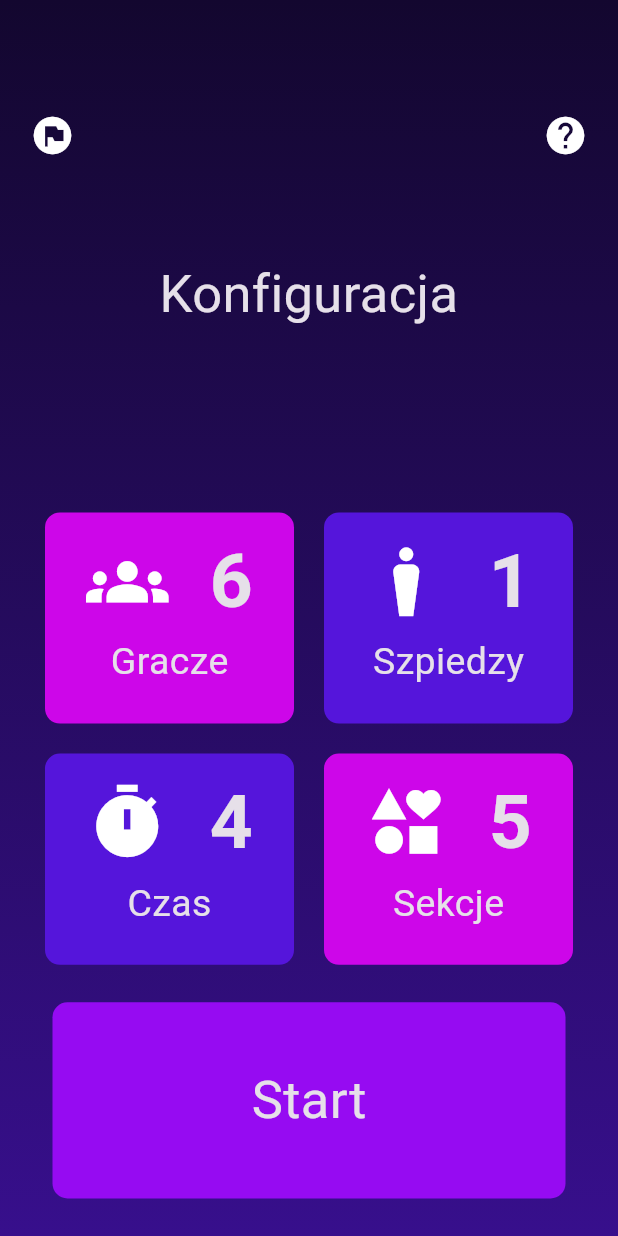
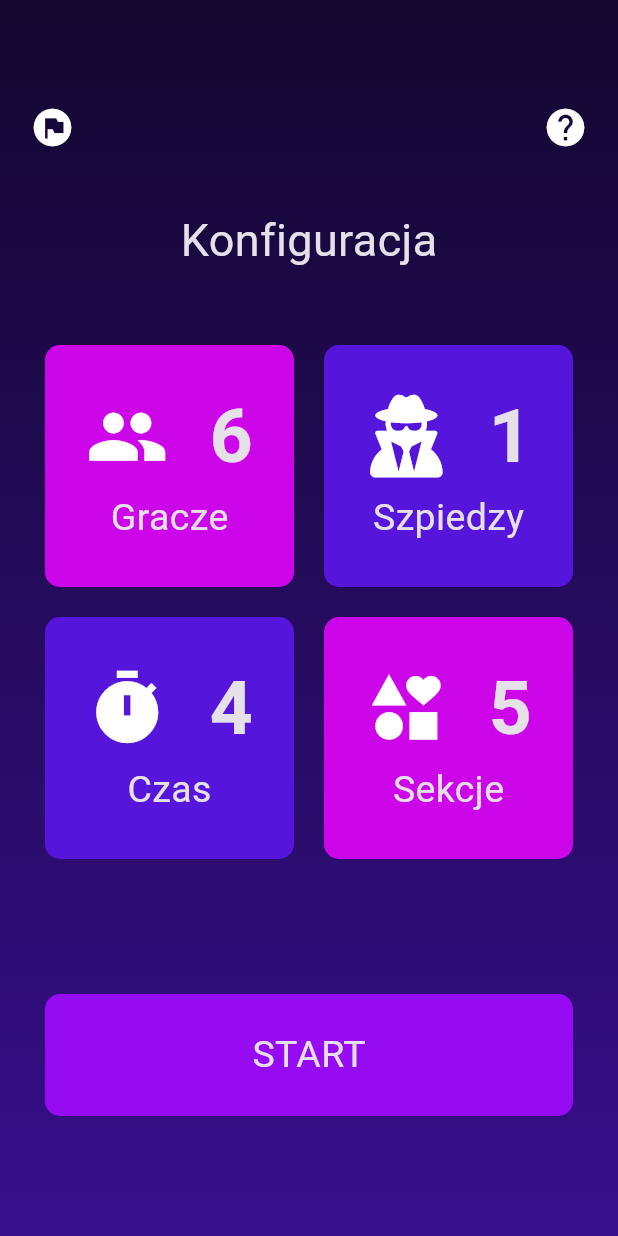
Before and after one commit to pawelmajchrzak/szpiegula_flutter, a Flutter app: the screen it shows after launch, on a phone screen of 412 x 824 dp. Run offline on Flutter 3.47's test engine with Material 3 defaults, Android fonts, the phone set to English and light mode, and no system bars; our stand-ins replace font_awesome_flutter.

Commit message:
finish start_screen

```diff
--- a/lib/start_screen.dart
+++ b/lib/start_screen.dart
@@ -1,4 +1,5 @@
 import 'package:flutter/material.dart';
+import 'package:font_awesome_flutter/font_awesome_flutter.dart';
 import 'package:szpiegula/widgets/reusable_card.dart';
 
 import 'constants.dart';
@@ -11,6 +12,9 @@ class StartScreen extends StatefulWidget {
 }
 
 class _StartScreenState extends State<StartScreen> {
+
+
+
   @override
   Widget build(BuildContext context) {
     return Scaffold(
@@ -25,7 +29,9 @@ class _StartScreenState extends State<StartScreen> {
         ),
         child: Column(
           children: [
-            Expanded(
+            Container(
+              alignment: Alignment.bottomCenter,
+              height: 90,
               child: Row(
                 mainAxisAlignment: MainAxisAlignment.spaceBetween,
                 children: [
@@ -40,14 +46,13 @@ class _StartScreenState extends State<StartScreen> {
                 ],
               ),
             ),
-            Expanded(
-              child: Container(
-                child: Text(
-                  'Konfiguracja',
-                  textAlign: TextAlign.center,
-                  style: TextStyle(
-                    fontSize: 35,
-                  ),
+            Container(
+              alignment: Alignment.center,
+              height: 120,
+              child: Text(
+                'Konfiguracja',
+                style: TextStyle(
+                  fontSize: 30,
                 ),
               ),
             ),
@@ -56,11 +61,11 @@ class _StartScreenState extends State<StartScreen> {
                 children: [
                   Expanded(
                     child: ReusableCard(
-                        kCardColourFirst, Icons.groups, 6, 'Gracze', () {}),
+                        kCardColourFirst, Icons.group, 6, 'Gracze', () {}),
                   ),
                   Expanded(
                     child: ReusableCard(
-                        kCardColourSecond, Icons.man_4, 1, 'Szpiedzy', () {}),
+                        kCardColourSecond, FontAwesomeIcons.userSecret, 1, 'Szpiedzy', () {}),
                   ),
                 ],
               ),
@@ -79,10 +84,12 @@ class _StartScreenState extends State<StartScreen> {
                 ],
               ),
             ),
-
+            SizedBox(
+              height: 50,
+            ),
             Expanded(
               child: Container(
-                margin: EdgeInsets.all(15),
+                margin: EdgeInsets.only(top: 30, bottom: 70, left: 10, right: 10),
                 decoration: BoxDecoration(
                   color: Color(0xFF960bf2),
                   borderRadius: BorderRadius.circular(10.0),
@@ -94,9 +101,9 @@ class _StartScreenState extends State<StartScreen> {
                   },
                   child: Center(
                     child: Text(
-                      'Start',
+                      'START',
                       style: TextStyle(
-                        fontSize: 35,
+                        fontSize: 25,
                       ),
                     ),
                   ),
--- a/lib/widgets/reusable_card.dart
+++ b/lib/widgets/reusable_card.dart
@@ -17,7 +17,7 @@ class ReusableCard extends StatelessWidget {
         onPress();
       },
       child: Container(
-        padding: EdgeInsets.only(top: 10),
+        padding: EdgeInsets.only(top: 25),
         margin: EdgeInsets.all(10),
         decoration: BoxDecoration(
           color: colorCard,
--- a/pubspec.yaml
+++ b/pubspec.yaml
@@ -35,6 +35,7 @@ dependencies:
   # The following adds the Cupertino Icons font to your application.
   # Use with the CupertinoIcons class for iOS style icons.
   cupertino_icons: ^1.0.2
+  font_awesome_flutter: ^10.7.0
 
 dev_dependencies:
   flutter_test:
```
Also changed, not shown: pubspec.lock.
